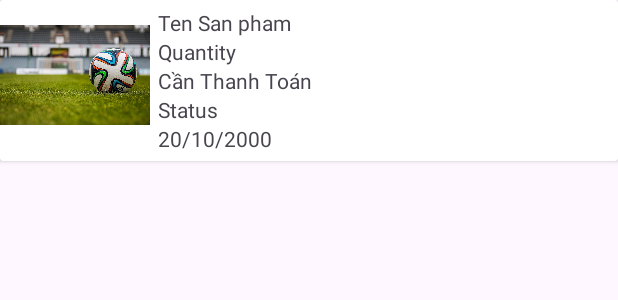
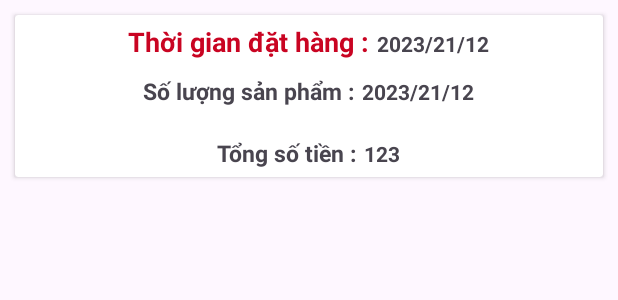
Before and after one commit to vuv909/project-prm, an Android app: the layout order_item.xml on its own in the app's theme, with its tools: preview values and no code run, on a phone screen of 412 x 824 dp. Shown: the top 300 px of the screen. Run offline under Robolectric (Android 15) with nearby library versions, the light colour scheme and no system bars.

Commit message:
task coding

```diff
--- a/app/src/main/AndroidManifest.xml
+++ b/app/src/main/AndroidManifest.xml
@@ -16,9 +16,11 @@
         tools:targetApi="31">
         <activity
             android:name=".activity.OrderActivity"
+            android:parentActivityName=".activity.HomeActivity"
             android:exported="false" />
         <activity
             android:name=".activity.ViewCartActivity"
+            android:parentActivityName=".activity.HomeActivity"
             android:exported="false" />
         <activity
             android:name=".activity.EditProfile"
--- a/app/src/main/res/layout/fragment_home.xml
+++ b/app/src/main/res/layout/fragment_home.xml
@@ -102,7 +102,7 @@
                         android:layout_height="wrap_content"
                         android:layout_marginLeft="9dp"
                         android:fontFamily="@font/amethysta"
-                        android:text="Sản phẩm bán chạy"
+                        android:text="Các sản phẩm nổi bật"
                         android:textSize="21sp"
                         android:textStyle="bold" />
                    <TextView
--- a/app/src/main/res/layout/order_item.xml
+++ b/app/src/main/res/layout/order_item.xml
@@ -3,61 +3,88 @@
     android:layout_width="match_parent"
     android:layout_height="wrap_content"
     android:orientation="vertical"
-    android:layout_marginBottom="5dp"
+    android:layout_margin="10dp"
     >
-
-    <RelativeLayout
-        android:layout_width="match_parent"
-        android:layout_height="wrap_content"
-        android:orientation="vertical">
-        <ImageView
-            android:id="@+id/imv_pro"
-            android:layout_width="100dp"
-            android:layout_height="100dp"
-            android:src="@drawable/advert1"
-            android:scaleType="fitCenter"/>
-
         <LinearLayout
             android:layout_width="match_parent"
             android:layout_height="wrap_content"
             android:orientation="vertical"
+            android:layout_gravity="center"
+            android:gravity="center"
             android:layout_margin="5dp"
-            android:layout_toRightOf="@+id/imv_pro">
+            >
+
+            <LinearLayout
+                android:orientation="horizontal"
+                android:layout_width="wrap_content"
+                android:layout_height="wrap_content">
 
                 <TextView
-                android:id="@+id/tv_pro_name"
                     android:layout_width="wrap_content"
                     android:layout_height="wrap_content"
-                android:text="Ten San pham"
+                    android:text="Thời gian đặt hàng :"
+                    android:textStyle="bold"
+                    android:textSize="18dp"
+                    android:layout_marginRight="5dp"
+                    android:textColor="@color/delete"
+                    />
+                <TextView
+                    android:id="@+id/order_date"
+                    android:layout_width="wrap_content"
+                    android:layout_height="wrap_content"
+                    android:text="2023/21/12"
+                    android:textStyle="bold"
                     />
 
+            </LinearLayout>
+
+
+            <LinearLayout
+                android:layout_marginTop="10dp"
+                android:orientation="horizontal"
+                android:layout_width="wrap_content"
+                android:layout_height="wrap_content">
+
                 <TextView
-                android:id="@+id/tv_pro_quantity"
                     android:layout_width="wrap_content"
                     android:layout_height="wrap_content"
-                android:text="Quantity"/>
+                    android:text="Số lượng sản phẩm :"
+                    android:textStyle="bold"
+                    android:textSize="15dp"
+                    android:layout_marginRight="5dp"
+                    />
+                <TextView
+                    android:id="@+id/order_quantity"
+                    android:layout_width="wrap_content"
+                    android:layout_height="wrap_content"
+                    android:text="2023/21/12"
+                    android:textStyle="bold"
+                    />
+
+            </LinearLayout>
+
+            <LinearLayout
+                android:layout_marginTop="20dp"
+                android:orientation="horizontal"
+                android:layout_width="wrap_content"
+                android:layout_height="wrap_content">
 
                 <TextView
-                android:id="@+id/tv_order_price"
                     android:layout_width="wrap_content"
                     android:layout_height="wrap_content"
-                android:text="Cần Thanh Toán"/>
-
+                    android:text="Tổng số tiền :"
+                    android:textStyle="bold"
+                    android:textSize="15dp"
+                    android:layout_marginRight="5dp"
+                    />
                 <TextView
-                android:id="@+id/tv_order_status"
+                    android:id="@+id/order_price"
                     android:layout_width="wrap_content"
                     android:layout_height="wrap_content"
-                android:text="Status"/>
-
-            <TextView
-                android:id="@+id/tv_date"
-                android:text="20/10/2000"
-                android:layout_width="wrap_content"
-                android:layout_height="wrap_content"/>
+                    android:text="123"
+                    android:textStyle="bold"
+                    />
 
             </LinearLayout>
-    </RelativeLayout>
-
-
-
+        </LinearLayout>
 </androidx.cardview.widget.CardView>
```
Also changed, not shown: app/src/main/java/com/example/myapplication/activity/OrderActivity.java (+35 -71 lines), app/src/main/java/com/example/myapplication/activity/ViewCartActivity.java (+9 -3 lines), app/src/main/java/com/example/myapplication/adapter/OrderAdapter.java (+17 -32 lines), app/src/main/java/com/example/myapplication/models/ProOrder.java (+25 -35 lines), app/src/main/res/layout/activity_order.xml (+10 -2 lines), app/src/main/res/menu/nav_menu.xml (+6 -7 lines). Lines whose indentation alone changed are shown as unchanged.
